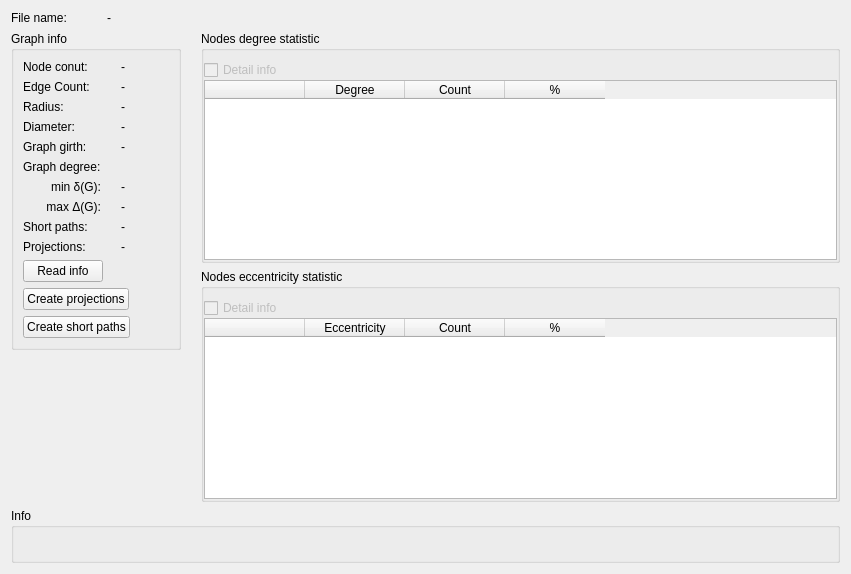
Before: the Qt Designer form gui/GraphInfoForm.ui in Savelyev-Aleksey/Compact-graph, drawn with Qt 5.
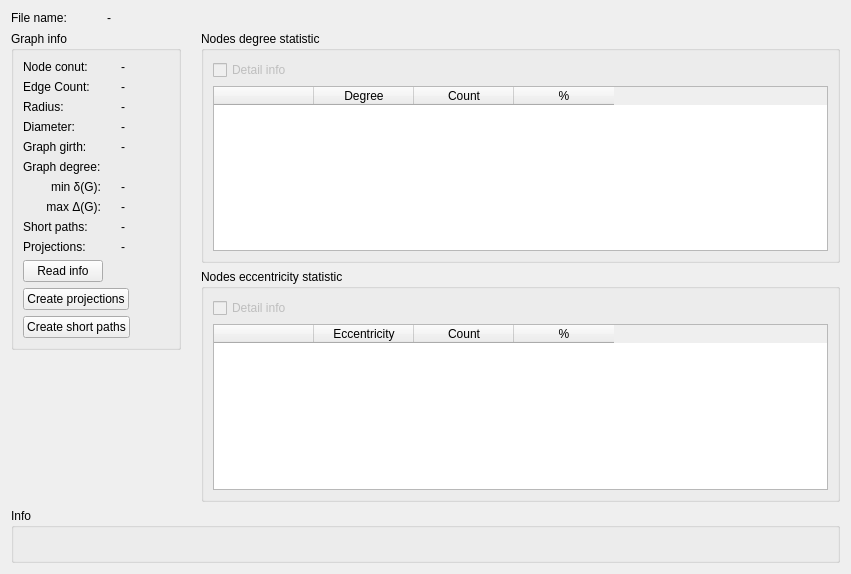
After: the same form once the commit is applied.

Commit message: Fixes for windows, after read file path in unix style. UI groupbox paddings fix for windows.

Patch:
```diff
--- a/gui/GraphInfoForm.ui
+++ b/gui/GraphInfoForm.ui
@@ -56,18 +56,6 @@
       <string>Nodes eccentricity statistic</string>
      </property>
      <layout class="QVBoxLayout" name="verticalLayout_2">
-      <property name="spacing">
-       <number>0</number>
-      </property>
-      <property name="leftMargin">
-       <number>0</number>
-      </property>
-      <property name="rightMargin">
-       <number>0</number>
-      </property>
-      <property name="bottomMargin">
-       <number>0</number>
-      </property>
       <item>
        <widget class="QCheckBox" name="eccentrDetailCheck">
         <property name="enabled">
@@ -386,18 +374,6 @@
       <string>Nodes degree statistic</string>
      </property>
      <layout class="QVBoxLayout" name="verticalLayout">
-      <property name="spacing">
-       <number>0</number>
-      </property>
-      <property name="leftMargin">
-       <number>0</number>
-      </property>
-      <property name="rightMargin">
-       <number>0</number>
-      </property>
-      <property name="bottomMargin">
-       <number>0</number>
-      </property>
       <item>
        <widget class="QCheckBox" name="nodesDetailCheck">
         <property name="enabled">
```
The commit also changes 5 other files.
